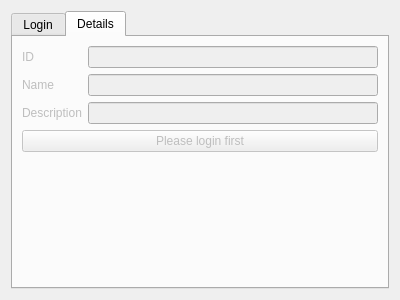
The window that creator/plugins/docks/distributiondock/distributiondock.ui (KDE/gluon) describes before a commit, drawn with Qt 5.
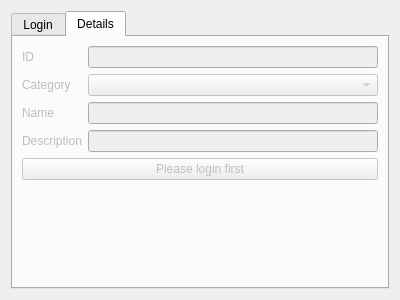
The same window after the commit. The open tabs and pages were chosen to show the change.

Commit message: Let the user select the category. Load credentials from attica.

What changed in the file:
```diff
--- a/creator/plugins/docks/distributiondock/distributiondock.ui
+++ b/creator/plugins/docks/distributiondock/distributiondock.ui
@@ -104,6 +104,13 @@
              </property>
             </widget>
            </item>
+           <item>
+            <widget class="QLabel" name="label_6">
+             <property name="text">
+              <string>Category</string>
+             </property>
+            </widget>
+           </item>
            <item>
             <widget class="QLabel" name="label_2">
              <property name="text">
@@ -129,6 +136,9 @@
              </property>
             </widget>
            </item>
+           <item>
+            <widget class="QComboBox" name="categoryList"/>
+           </item>
            <item>
             <widget class="QLineEdit" name="gameNameEdit"/>
            </item>
```
Left out of the diff: 2 changed lines with no effect on the pictures. The commit also changes 5 other files.
